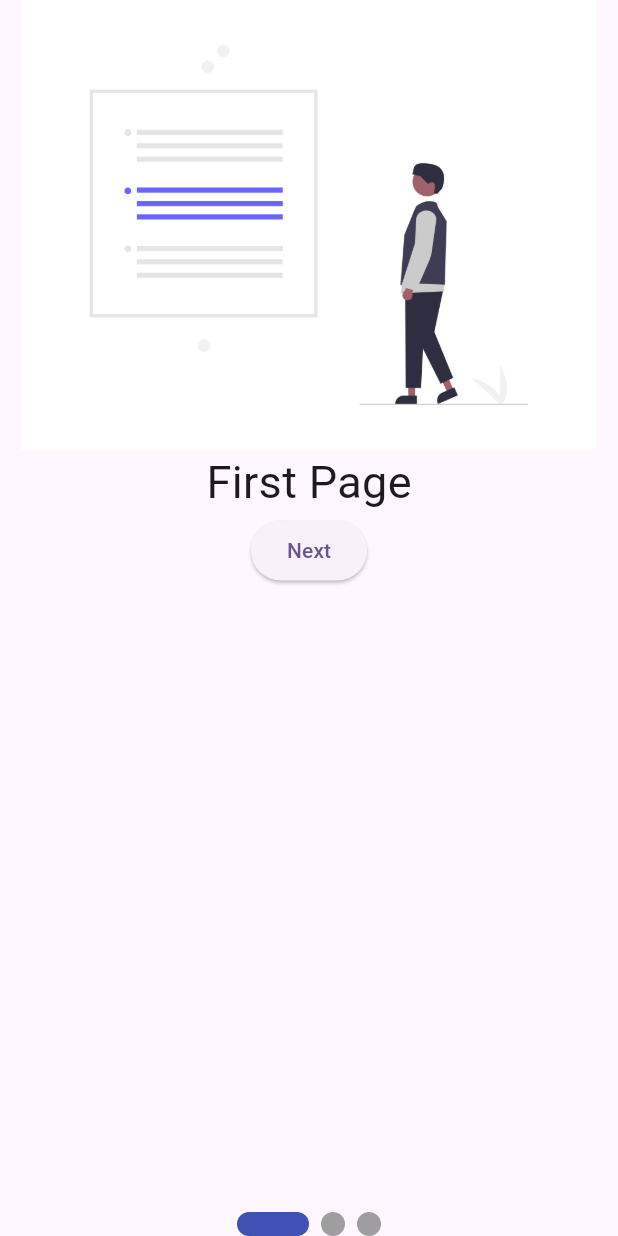
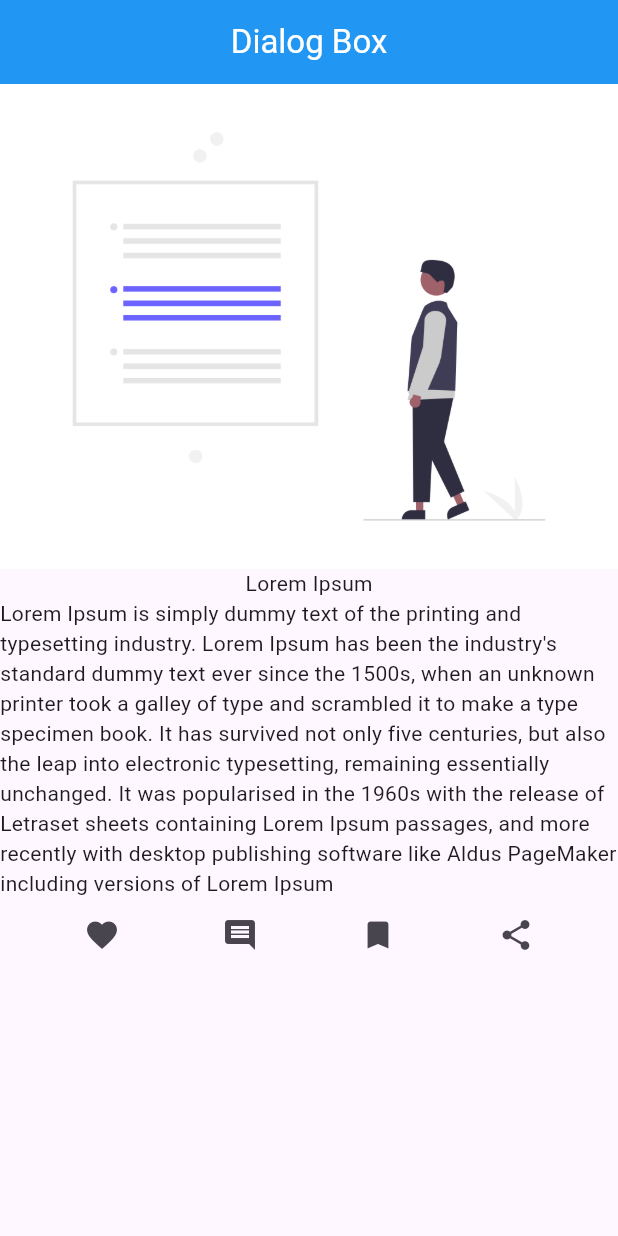
Before and after one commit to AbRehman536/Flutter_sec_7, a Flutter app: the screen it shows after launch, on a phone screen of 412 x 824 dp. Run offline on Flutter 3.47's test engine with Material 3 defaults, Android fonts, the light colour scheme and no system bars; drawn by our look-alikes of smooth_page_indicator.

Commit message:
Dialog Box done

```diff
--- /dev/null
+++ b/lib/dialog_box.dart
@@ -0,0 +1,94 @@
+import 'package:flutter/material.dart';
+
+class DialogBoxDemo extends StatelessWidget {
+  const DialogBoxDemo({super.key});
+
+  @override
+  Widget build(BuildContext context) {
+    return Scaffold(
+      appBar: AppBar(
+        title: Text("Dialog Box"),
+        centerTitle: true,
+        backgroundColor: Colors.blue,
+        foregroundColor: Colors.white,
+      ),
+      body: Column(children: [
+        Image.asset("assets/images/first.png"),
+        Text("Lorem Ipsum"),
+        Text("Lorem Ipsum is simply dummy text of the printing and typesetting industry. Lorem Ipsum has been the industry's standard dummy text ever since the 1500s, when an unknown printer took a galley of type and scrambled it to make a type specimen book. It has survived not only five centuries, but also the leap into electronic typesetting, remaining essentially unchanged. It was popularised in the 1960s with the release of Letraset sheets containing Lorem Ipsum passages, and more recently with desktop publishing software like Aldus PageMaker including versions of Lorem Ipsum"),
+        Row(
+          mainAxisAlignment: MainAxisAlignment.spaceEvenly,
+          children: [
+          IconButton(onPressed: (){
+            showDialog(
+              barrierDismissible: false,
+                context: context,
+                builder: (BuildContext context) {
+                  return AlertDialog(
+                    title: Text("Thank You!"),
+                    content: Text("You Like the Post"),
+                    actions: [
+                      TextButton(onPressed: (){
+                        Navigator.pop(context);
+                      }, child: Text("OKAY"))
+                    ],
+                  );
+                },
+                );
+          }, icon: Icon(Icons.favorite)),
+          IconButton(onPressed: (){
+            showDialog(
+              barrierDismissible: false,
+              context: context,
+              builder: (BuildContext context) {
+                return AlertDialog(
+                  title: Text("Thank You!"),
+                  content: Text("Do you want to Comment on this Post ?"),
+                  actions: [
+                    TextButton(onPressed: (){
+                      Navigator.pop(context);
+                    }, child: Text("OKAY"))
+                  ],
+                );
+              },
+            );
+          }, icon: Icon(Icons.comment)),
+          IconButton(onPressed: (){
+            showDialog(
+              barrierDismissible: false,
+              context: context,
+              builder: (BuildContext context) {
+                return AlertDialog(
+                  title: Text("Thank You!"),
+                  content: Text("Post Saved Successfully"),
+                  actions: [
+                    TextButton(onPressed: (){
+                      Navigator.pop(context);
+                    }, child: Text("OKAY"))
+                  ],
+                );
+              },
+            );
+          }, icon: Icon(Icons.bookmark)),
+          IconButton(onPressed: (){
+            showDialog(
+              barrierDismissible: false,
+              context: context,
+              builder: (BuildContext context) {
+                return AlertDialog(
+                  title: Text("Thank You!"),
+                  content: Text("Do you want to Share the post ?"),
+                  actions: [
+                    TextButton(onPressed: (){
+                      Navigator.pop(context);
+                    }, child: Text("OKAY"))
+                  ],
+                );
+              },
+            );
+          }, icon: Icon(Icons.share)),
+        ],)
+      ],),
+    );
+  }
+}
--- a/lib/main.dart
+++ b/lib/main.dart
@@ -3,6 +3,7 @@ import 'package:flutter_sec_7/Fab.dart';
 import 'package:flutter_sec_7/app_bar_demo.dart';
 import 'package:flutter_sec_7/asset_image.dart';
 import 'package:flutter_sec_7/bottombar_demo.dart';
+import 'package:flutter_sec_7/dialog_box.dart';
 import 'package:flutter_sec_7/drawer_menu.dart';
 import 'package:flutter_sec_7/gridview_demo.dart';
 import 'package:flutter_sec_7/listtile.dart';
@@ -49,7 +50,7 @@ class MyApp extends StatelessWidget {
         colorScheme: ColorScheme.fromSeed(seedColor: Colors.deepPurple),
         useMaterial3: true,
       ),
-      home: PageViewScreen(),
+      home: DialogBoxDemo(),
     );
   }
 }
--- a/lib/models/onBoardingModel.dart
+++ b/lib/models/onBoardingModel.dart
@@ -1,6 +1,6 @@
 class OnBoardingModel{
+  final String title;
   final String image;
-  final String title;
 
-  OnBoardingModel({required this.image, required this.title});
+  OnBoardingModel({required this.title,required this.image});
 }
--- a/lib/page_view_screen.dart
+++ b/lib/page_view_screen.dart
@@ -11,10 +11,10 @@ class PageViewScreen extends StatefulWidget {
 
 class _PageViewScreenState extends State<PageViewScreen> {
   PageController pageController = PageController();
-  List<OnBoardingModel> onBoardingList = [
-    OnBoardingModel(image: "assets/images/first.png", title: "First Page"),
-    OnBoardingModel(image: "assets/images/second.png", title: "Second Page"),
-    OnBoardingModel(image: "assets/images/third.png", title: "Third Page"),
+  List<OnBoardingModel> onBoardingList= [
+    OnBoardingModel(title: "First Page", image: "assets/images/first.png"),
+    OnBoardingModel(title: "Second Page", image: "assets/images/second.png"),
+    OnBoardingModel(title: "Third Page", image: "assets/images/third.png"),
   ];
   @override
   Widget build(BuildContext context) {
@@ -23,15 +23,10 @@ class _PageViewScreenState extends State<PageViewScreen> {
         controller: pageController,
         itemCount: onBoardingList.length,
         itemBuilder: (BuildContext context, int index) {
-          return Column(
-            children: [
-              Expanded(
-                child: Column(children: [
+          return Column(children: [
             Image.asset(onBoardingList[index].image.toString(),height: 300,),
-                  Text(onBoardingList[index].title.toString(),style: TextStyle(fontSize: 30),),
-                  ElevatedButton(onPressed: (){}, child: Text("Next"))
-                ],),
-              ),
+            Text(onBoardingList[index].title.toString()),
+            ElevatedButton(onPressed: (){}, child: Text("Skip")),
             SmoothPageIndicator(
                 controller: pageController,  // PageController
                 count:  onBoardingList.length,
@@ -39,10 +34,8 @@ class _PageViewScreenState extends State<PageViewScreen> {
                 onDotClicked: (index){
                 }
             )
-            ],
-          );
-
-        },)
+          ],);
+        },),
     );
   }
 }
```
Lines whose indentation alone changed are shown as unchanged.
